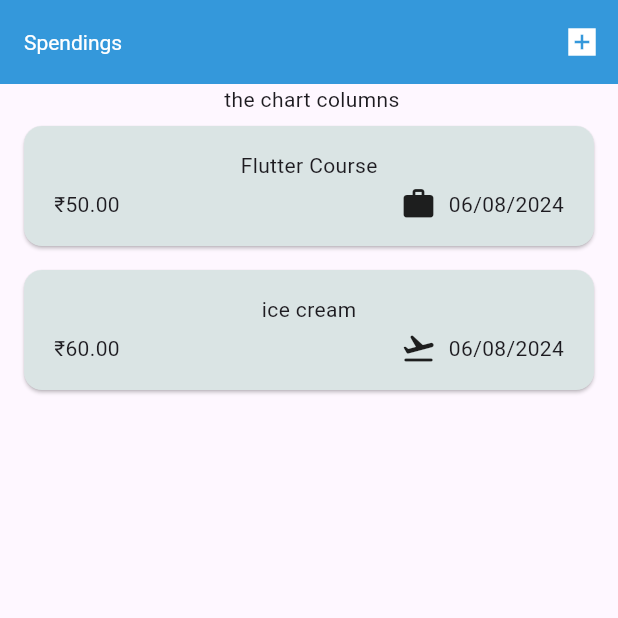
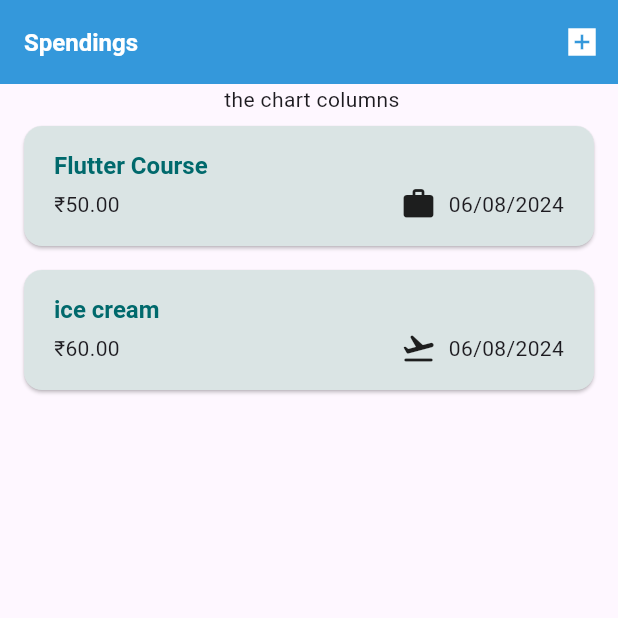
Before and after one commit to PranavPaliwal/Spendings, a Flutter app: the screen it shows after launch, on a phone screen of 412 x 824 dp, the top half of it. Run offline on Flutter 3.47's test engine with Material 3 defaults, Android fonts, the phone set to English and light mode, and no system bars.

Commit message:
Development Phase Commit

```diff
--- a/lib/widgets/expense_list/exepnse_list.dart
+++ b/lib/widgets/expense_list/exepnse_list.dart
@@ -3,12 +3,11 @@ import 'package:spendings/models/expense.dart';
 import 'package:spendings/widgets/expense_list/expense_item.dart';
 
 class ExpenseList extends StatelessWidget {
-  const ExpenseList({super.key,
-   required this.expenses,
-   required this.onRemoveExpense,
-   });
-
-
+  const ExpenseList({
+    super.key,
+    required this.expenses,
+    required this.onRemoveExpense,
+  });
 
   final List<Expense> expenses;
   final void Function(Expense expense) onRemoveExpense;
@@ -18,7 +17,22 @@ class ExpenseList extends StatelessWidget {
       itemCount: expenses.length,
       itemBuilder: (ctx, index) => Dismissible(
         key: ValueKey(expenses[index]),
-        onDismissed: (direction){
+        background: Container(
+          color: Theme.of(context).colorScheme.error.withOpacity(0.10),
+          margin: EdgeInsets.symmetric(
+            horizontal: Theme.of(context).cardTheme.margin!.horizontal,
+          ),
+          child:const Align(
+            alignment: Alignment.centerRight,
+            child: Padding(
+              padding: EdgeInsets.only(right: 16.0),
+              child: Text(
+                'Remove 🚮',
+              ),
+            ),
+          ),
+        ),
+        onDismissed: (direction) {
           onRemoveExpense(expenses[index]);
         },
         child: ExpenseItem(
--- a/lib/widgets/expense_list/expense_item.dart
+++ b/lib/widgets/expense_list/expense_item.dart
@@ -15,8 +15,9 @@ class ExpenseItem extends StatelessWidget {
           vertical: 16,
         ),
         child: Column(
+          crossAxisAlignment: CrossAxisAlignment.start,
           children: [
-            Text(expense.title),
+            Text(expense.title, style: Theme.of(context).textTheme.titleLarge,),
             const SizedBox(height: 4,),
             Row(
               children: [
```
Also changed, not shown: lib/main.dart (+4 -5 lines).
